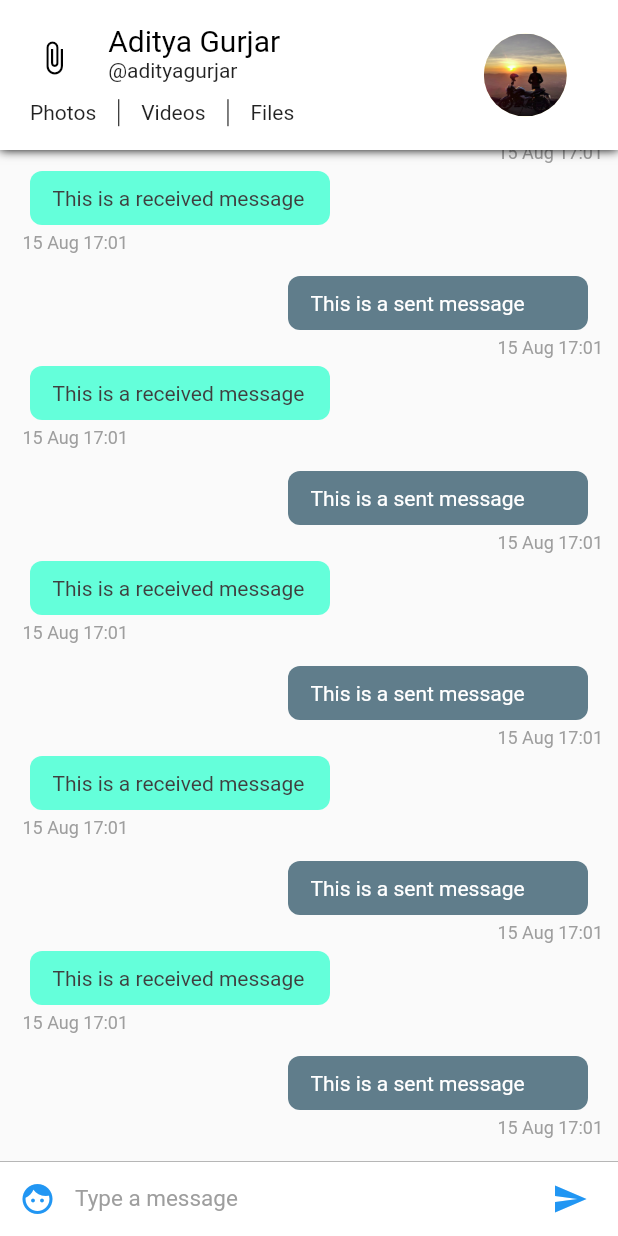
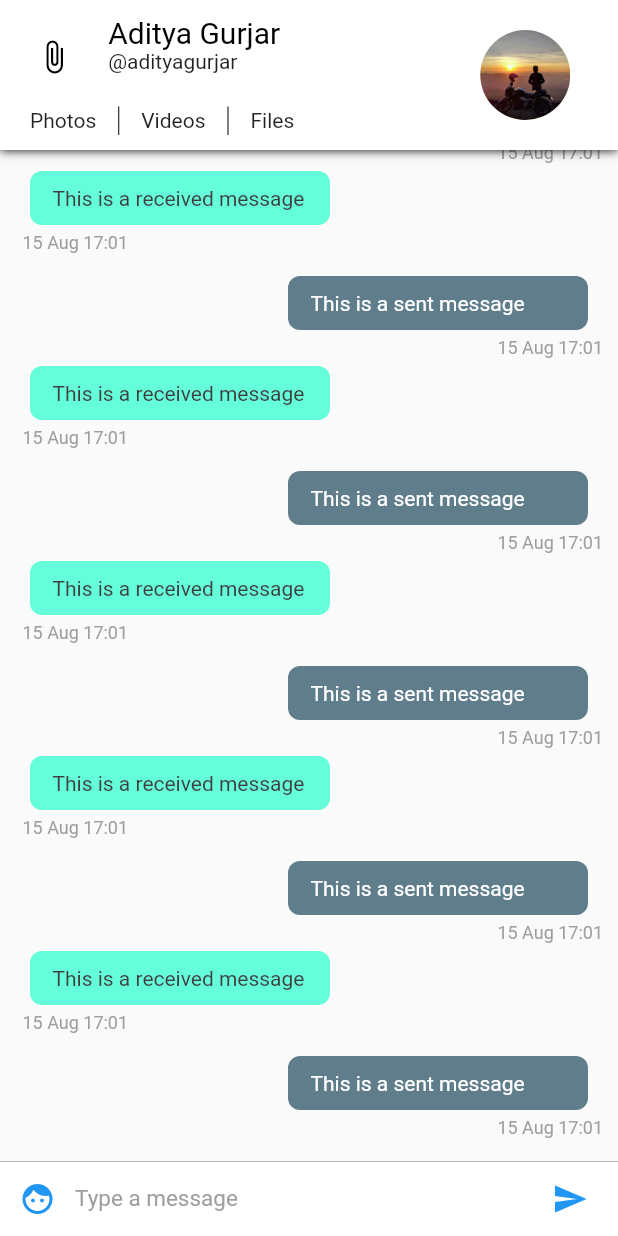
Before and after one commit to sagar15795/Messio, a Flutter app: the screen it shows after launch, on a phone screen of 412 x 824 dp. Run offline on Flutter 3.47's test engine with Material 2 defaults, Android fonts, the phone set to English and light mode, and no system bars.

Commit message:
fix: ChatAppBar issues

```diff
--- a/lib/widgets/ChatAppBar.dart
+++ b/lib/widgets/ChatAppBar.dart
@@ -4,62 +4,79 @@ import 'package:messio/config/Palette.dart';
 
 class ChatAppBar extends StatelessWidget implements PreferredSizeWidget {
   final double height = 100;
+
   const ChatAppBar();
+
   @override
   Widget build(BuildContext context) {
-    var textHeading = TextStyle(color: Palette.primaryTextColor, fontSize: 20); // Text style for the name
-    var textStyle = TextStyle(color: Palette.secondaryTextColor); // Text style for everything else
+    var textHeading = TextStyle(
+        color: Palette.primaryTextColor,
+        fontSize: 20); // Text style for the name
+    var textStyle = TextStyle(
+        color: Palette.secondaryTextColor); // Text style for everything else
 
-    double width = MediaQuery.of(context).size.width; // calculate the screen width
     return Material(
         child: Container(
-            decoration: new BoxDecoration(boxShadow: [ //adds a shadow to the appbar
+            decoration: new BoxDecoration(boxShadow: [
+              //adds a shadow to the appbar
               new BoxShadow(
                 color: Colors.black,
                 blurRadius: 5.0,
-              )]),
-            child:  Container(
+              )
+            ]),
+            child: Container(
+                padding: EdgeInsets.only(top: 10, bottom: 10),
                 color: Palette.primaryBackgroundColor,
                 child: Row(children: <Widget>[
-                  Expanded( //we're dividing the appbar into 7 : 3 ratio. 7 is for content and 3 is for the display picture.
+                  Expanded(
+                    //we're dividing the appbar into 7 : 3 ratio. 7 is for content and 3 is for the display picture.
                       flex: 7,
                       child: Center(
                           child: Column(
                             mainAxisSize: MainAxisSize.min,
                             children: <Widget>[
-                              Container(
-                                  height: 70 - (width * .06),
+                              Expanded(
+                                  flex: 7,
+                                  child: Container(
                                       child: Row(
                                         crossAxisAlignment: CrossAxisAlignment.start,
                                         children: <Widget>[
                                           Expanded(
                                               flex: 2,
                                               child: Center(
-                                              child: Icon(
+                                                  child: IconButton(
+                                                      icon: Icon(
                                                         Icons.attach_file,
                                                         color: Palette.secondaryColor,
-                                              ))),
+                                                      ),
+                                                      onPressed: ()=>{}))),
                                           Expanded(
                                               flex: 6,
                                               child: Container(
                                                   child: Column(
-                                                crossAxisAlignment: CrossAxisAlignment.start,
-                                                mainAxisAlignment: MainAxisAlignment.center,
+                                                    crossAxisAlignment:
+                                                    CrossAxisAlignment.start,
+                                                    mainAxisAlignment:
+                                                    MainAxisAlignment.center,
                                                     mainAxisSize: MainAxisSize.min,
                                                     children: <Widget>[
-                                                  Text('Aditya Gurjar', style: textHeading),
-                                                  Text('@adityagurjar', style: textStyle)
+                                                      Text('Aditya Gurjar',
+                                                          style: textHeading),
+                                                      Text('@adityagurjar',
+                                                          style: textStyle)
                                                     ],
                                                   ))),
                                         ],
-                                  )),
+                                      ))),
                               //second row containing the buttons for media
-                              Container(
-                                  height: 23,
+                              Expanded(
+                                  flex: 3,
+                                  child: Container(
                                       padding: EdgeInsets.fromLTRB(20, 5, 5, 0),
                                       child: Row(
                                         mainAxisAlignment: MainAxisAlignment.start,
-                                    crossAxisAlignment: CrossAxisAlignment.center,
+                                        crossAxisAlignment:
+                                        CrossAxisAlignment.center,
                                         children: <Widget>[
                                           Text(
                                             'Photos',
@@ -79,7 +96,7 @@ class ChatAppBar extends StatelessWidget implements PreferredSizeWidget {
                                           ),
                                           Text('Files', style: textStyle)
                                         ],
-                                  )),
+                                      ))),
                             ],
                           ))),
                   //This is the display picture
@@ -88,7 +105,7 @@ class ChatAppBar extends StatelessWidget implements PreferredSizeWidget {
                       child: Container(
                           child: Center(
                               child: CircleAvatar(
-                                radius: (80 - (width * .06)) / 2,
+                                radius: 30,
                                 backgroundImage: Image.asset(
                                   Assets.user,
                                 ).image,
```
Lines whose indentation alone changed are shown as unchanged.
